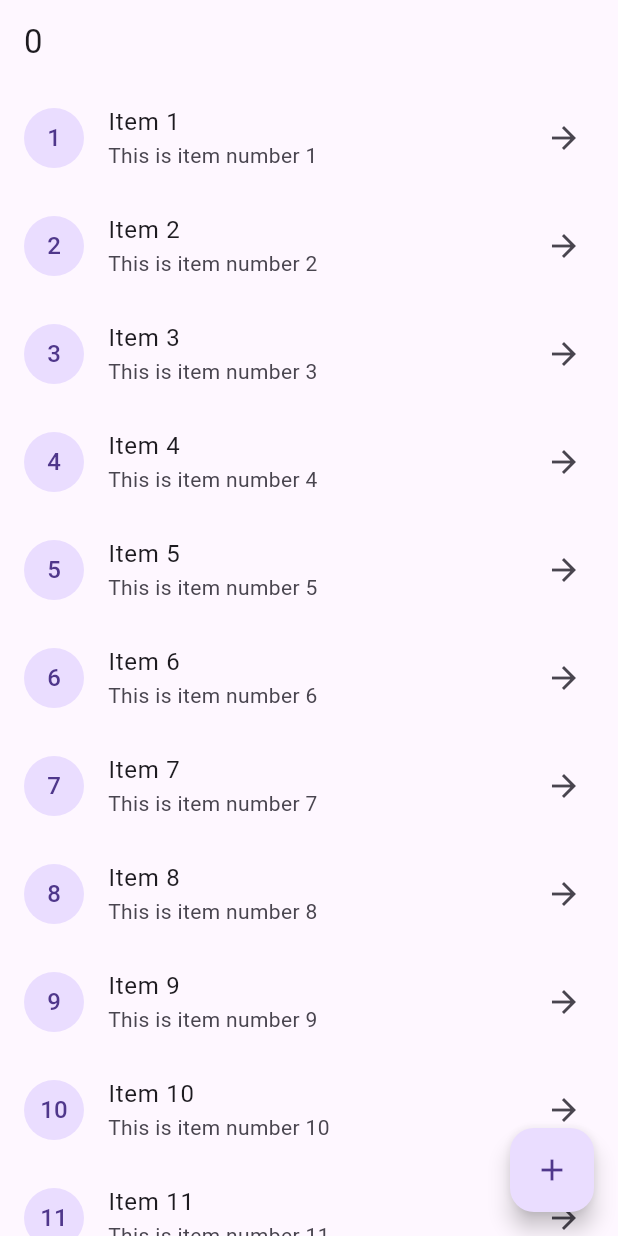
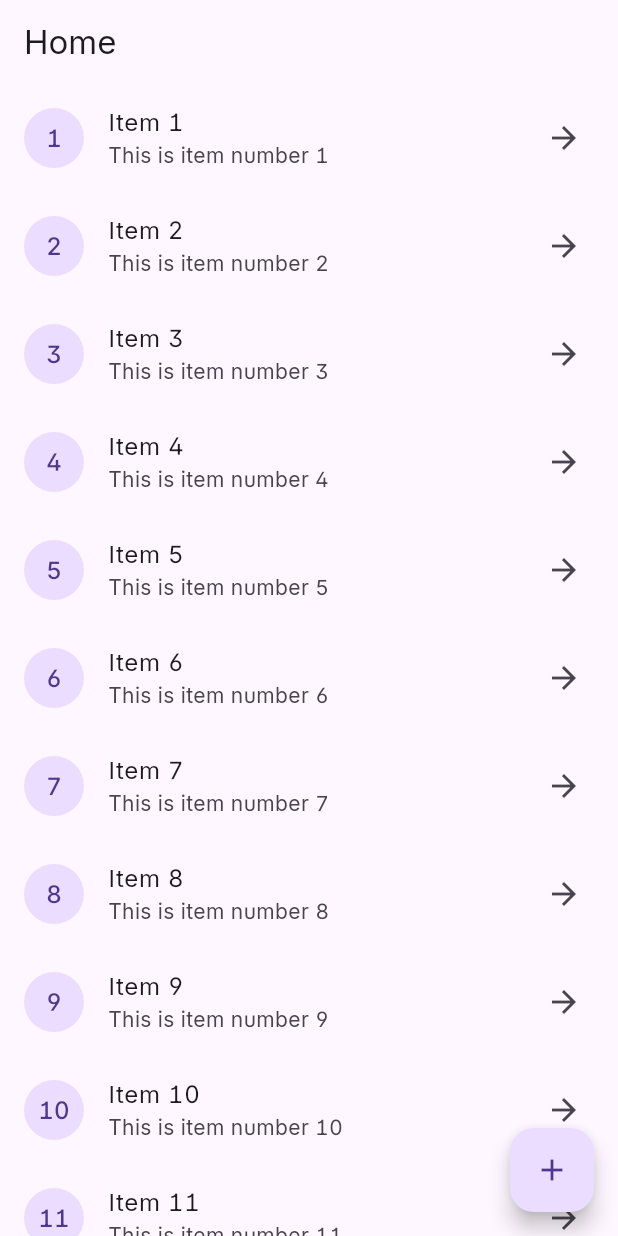
Before and after one commit to NgDK27/atomstock, a Flutter app: the screen it shows after launch, on a phone screen of 412 x 824 dp. Run offline on Flutter 3.47's test engine with Material 3 defaults, Android fonts, the phone set to English and light mode, and no system bars; drawn by our look-alikes of dynamic_color, flutter_platform_widgets; our stand-ins replace flutter_riverpod.

Commit message:
Added font

```diff
--- a/lib/main.dart
+++ b/lib/main.dart
@@ -1,21 +1,21 @@
-import 'dart:ffi';
-
+import 'package:flutter/material.dart';
 import 'package:flutter/cupertino.dart';
 import 'package:flutter/services.dart';
-import 'package:flutter/material.dart';
 import 'package:flutter_platform_widgets/flutter_platform_widgets.dart';
 import 'package:flutter_riverpod/flutter_riverpod.dart';
-
 import 'package:dynamic_color/dynamic_color.dart';
-
-// Create a CounterNotifier class that extends StateNotifier
-final counterProvider = StateProvider((ref) => 0);
+import 'package:oppenhomies/pages/home_screen/screens/home_screen.dart';
+// import 'package:device_preview/device_preview.dart';
 
 void main() {
   runApp(
+    // DevicePreview(
+    //   enabled: !kReleaseMode,
+    //   builder: (context) =>
     const ProviderScope(
       child: OppenhomiesApp(),
     ),
+    // )
   );
 }
 
@@ -25,10 +25,93 @@ class OppenhomiesApp extends ConsumerWidget {
 
   @override
   Widget build(BuildContext context, WidgetRef ref) {
+    // Edge-to-edge
+    SystemChrome.setSystemUIOverlayStyle(const SystemUiOverlayStyle(
+        systemNavigationBarColor: Colors.transparent));
+    SystemChrome.setEnabledSystemUIMode(SystemUiMode.edgeToEdge);
+
+    // Text Theme
+    const interFontFeatures = <FontFeature>[
+      FontFeature.enable('tnum'),
+      FontFeature.enable('opsz'),
+      FontFeature.enable('cv01'),
+      FontFeature.enable('cv02'),
+      FontFeature.enable('cv03'),
+      FontFeature.enable('cv04'),
+      FontFeature.enable('cv06'),
+      FontFeature.enable('cv09'),
+      FontFeature.enable('cv10'),
+      FontFeature.enable('cv11'),
+      FontFeature.enable('cv12'),
+    ];
+    const interTextTheme = TextTheme(
+      displayLarge: TextStyle(
+        fontFamily: "Inter",
+        fontFeatures: interFontFeatures,
+      ),
+      displayMedium: TextStyle(
+        fontFamily: "Inter",
+        fontFeatures: interFontFeatures,
+      ),
+      displaySmall: TextStyle(
+        fontFamily: "Inter",
+        fontFeatures: interFontFeatures,
+      ),
+      headlineLarge: TextStyle(
+        fontFamily: "Inter",
+        fontFeatures: interFontFeatures,
+      ),
+      headlineMedium: TextStyle(
+        fontFamily: "Inter",
+        fontFeatures: interFontFeatures,
+      ),
+      headlineSmall: TextStyle(
+        fontFamily: "Inter",
+        fontFeatures: interFontFeatures,
+      ),
+      titleLarge: TextStyle(
+        fontFamily: "Inter",
+        fontFeatures: interFontFeatures,
+      ),
+      titleMedium: TextStyle(
+        fontFamily: "Inter",
+        fontFeatures: interFontFeatures,
+      ),
+      titleSmall: TextStyle(
+        fontFamily: "Inter",
+        fontFeatures: interFontFeatures,
+      ),
+      bodyLarge: TextStyle(
+        fontFamily: "Inter",
+        fontFeatures: interFontFeatures,
+      ),
+      bodyMedium: TextStyle(
+        fontFamily: "Inter",
+        fontFeatures: interFontFeatures,
+      ),
+      bodySmall: TextStyle(
+        fontFamily: "Inter",
+        fontFeatures: interFontFeatures,
+      ),
+      labelLarge: TextStyle(
+        fontFamily: "Inter",
+        fontFeatures: interFontFeatures,
+      ),
+      labelMedium: TextStyle(
+        fontFamily: "Inter",
+        fontFeatures: interFontFeatures,
+      ),
+      labelSmall: TextStyle(
+        fontFamily: "Inter",
+        fontFeatures: interFontFeatures,
+      ),
+    );
+
+    // Cupertino Theme Declaration
     const lightDefaultCupertinoTheme = CupertinoThemeData();
-    // final cupertinoLightTheme = MaterialBasedCupertinoThemeData(materialTheme: ThemeData.Light);
     const darkDefaultCupertinoTheme =
         CupertinoThemeData(brightness: Brightness.dark);
+    // final cupertinoLightTheme = MaterialBasedCupertinoThemeData(materialTheme: ThemeData.Light);
     // final cupertinoDarkTheme = MaterialBasedCupertinoThemeData(
     //   materialTheme: materialDarkTheme.copyWith(
     //     cupertinoOverrideTheme: CupertinoThemeData(
@@ -46,9 +129,6 @@ class OppenhomiesApp extends ConsumerWidget {
     //     ),
     //   ),
     // );
-    SystemChrome.setSystemUIOverlayStyle(const SystemUiOverlayStyle(
-        systemNavigationBarColor: Colors.transparent));
-    SystemChrome.setEnabledSystemUIMode(SystemUiMode.edgeToEdge);
 
     return PlatformProvider(
       builder: (context) => DynamicColorBuilder(
@@ -56,60 +136,31 @@ class OppenhomiesApp extends ConsumerWidget {
               PlatformTheme(
                 themeMode: ThemeMode.system,
                 materialDarkTheme: ThemeData(
-                  colorScheme: darkDynamic,
-                ),
-                materialLightTheme: ThemeData(colorScheme: lightDynamic),
+                    colorScheme: darkDynamic,
+                    textTheme: interTextTheme,
+                    fontFamily: "Inter"),
+                materialLightTheme: ThemeData(
+                    colorScheme: lightDynamic,
+                    textTheme: interTextTheme,
+                    fontFamily: "Inter"),
                 cupertinoLightTheme: lightDefaultCupertinoTheme,
+                cupertinoDarkTheme: darkDefaultCupertinoTheme,
                 builder: (context) => const PlatformApp(
+                  title: 'Flutter Platform Widgets',
+                  home: HomeScreen(),
+                  // Hide "Debug" banner
+                  debugShowCheckedModeBanner: false,
+                  // Platform App
                   localizationsDelegates: <LocalizationsDelegate<dynamic>>[
                     DefaultMaterialLocalizations.delegate,
                     DefaultWidgetsLocalizations.delegate,
                     DefaultCupertinoLocalizations.delegate,
                   ],
-                  title: 'Flutter Platform Widgets',
-                  home: HomePage(),
-                  debugShowCheckedModeBanner: false, // Set this to false
+                  // Preview
+                  // locale: DevicePreview.locale(context),
+                  // builder: DevicePreview.appBuilder,
                 ),
               )),
     );
   }
 }
-
-class HomePage extends ConsumerWidget {
-  const HomePage({super.key});
-
-  @override
-  Widget build(BuildContext context, WidgetRef ref) {
-    final int value = ref.watch(counterProvider);
-
-    return Scaffold(
-      appBar: AppBar(
-        title: Text(value.toString()),
-      ),
-      body: ListView.builder(
-        itemCount: 20,
-        addAutomaticKeepAlives: true,
-        primary: false,
-        itemBuilder: (context, index) {
-          return ListTile(
-            leading: CircleAvatar(
-              child: Text((index + 1).toString()),
-            ),
-            title: Text('Item ${index + 1}'),
-            subtitle: Text('This is item number ${index + 1}'),
-            trailing: const Icon(Icons.arrow_forward),
-            onTap: () {
-              // Handle item tap action here
-            },
-          );
-        },
-      ),
-      floatingActionButton: FloatingActionButton(
-        onPressed: () {
-          ref.read(counterProvider.notifier).state++;
-        },
-        child: const Icon(Icons.add),
-      ),
-    );
-  }
-}
--- /dev/null
+++ b/lib/pages/home_screen/screens/home_screen.dart
@@ -0,0 +1,37 @@
+import 'package:flutter/material.dart';
+import 'package:flutter_riverpod/flutter_riverpod.dart';
+
+class HomeScreen extends ConsumerWidget {
+  const HomeScreen({super.key});
+
+  @override
+  Widget build(BuildContext context, WidgetRef ref) {
+    return Scaffold(
+      appBar: AppBar(
+        title: const Text("Home"),
+      ),
+      body: ListView.builder(
+        itemCount: 12,
+        addAutomaticKeepAlives: true,
+        primary: false,
+        itemBuilder: (context, index) {
+          return ListTile(
+            leading: CircleAvatar(
+              child: Text((index + 1).toString()),
+            ),
+            title: Text('Item ${index + 1}'),
+            subtitle: Text('This is item number ${index + 1}'),
+            trailing: const Icon(Icons.arrow_forward),
+            onTap: () {
+              // Handle item tap action here
+            },
+          );
+        },
+      ),
+      floatingActionButton: FloatingActionButton(
+        onPressed: () {},
+        child: const Icon(Icons.add),
+      ),
+    );
+  }
+}
--- a/pubspec.yaml
+++ b/pubspec.yaml
@@ -101,3 +101,8 @@ flutter:
   #
   # For details regarding fonts from package dependencies,
   # see https://flutter.dev/custom-fonts/#from-packages
+
+  fonts:
+    - family: Inter
+      fonts:
+      - asset: assets/fonts/InterVariable.ttf
```
Also changed, not shown: lib/api_service.dart (deleted, +0 -15 lines), lib/common.dart (deleted, +0 -29 lines), lib/dynamic_colors.dart (deleted, +0 -151 lines), assets/fonts/InterVariable.ttf (added), 4 other files.
